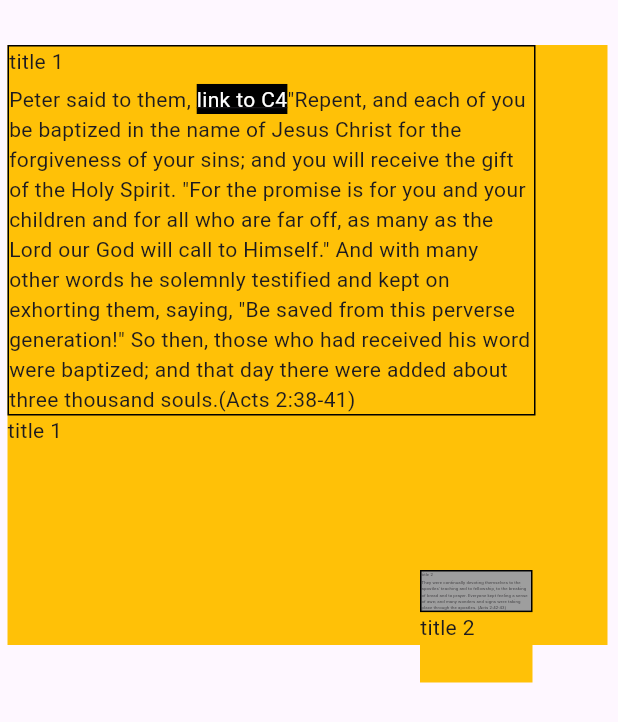
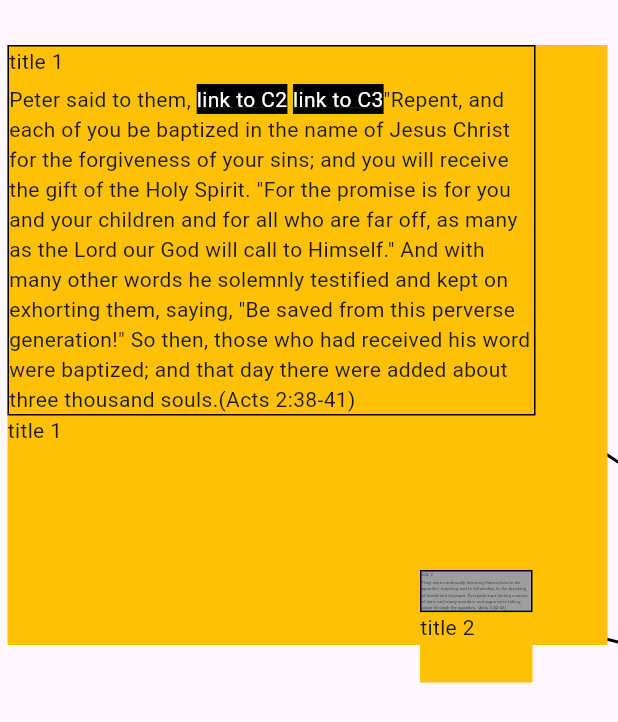
Before and after one commit to richard-hyperbook/testi, a Flutter app: the screen it shows after launch, on a phone screen of 412 x 824 dp. Shown: the top 722 px of the screen. Run offline on Flutter 3.47's test engine with Material 3 defaults, Android fonts, the phone set to English and light mode, and no system bars; our stand-ins replace auto_size_text, flutter_widget_from_html, font_awesome_flutter; missing offline and left inert: arrow_pad, number_inc_dec.

```diff
--- a/lib/draw_map.dart
+++ b/lib/draw_map.dart
@@ -56,31 +56,49 @@
   double? xCoord;
   double? yCoord;
   DocumentReference? reference;
+  int? readStateIndex;
   Chapter({
     required this.title,
     required this.body,
     required this.xCoord,
     required this.yCoord,
     required this.reference,
+    required this.readStateIndex,
   });
 }
+
+
 
 List<Chapter> currentChapterList = [
   Chapter(
     title: 'title 1',
-    body: 'Peter said to them, <a href="#2" target="_blank" style="background-color:black;color:white;padding:2px;border:2px solid grey;border-radius:5px">link to C4</a>"Repent, and each of you be baptized in the name of Jesus Christ for the forgiveness of your sins; and you will receive the gift of the Holy Spirit. "For the promise is for you and your children and for all who are far off, as many as the Lord our God will call to Himself." And with many other words he solemnly testified and kept on exhorting them, saying, "Be saved from this perverse generation!" So then, those who had received his word were baptized; and that day there were added about three thousand souls.(Acts 2:38-41)',
+    body:
+    'Peter said to them, <a href="#2" target="_blank" style="background-color:black;color:white;padding:2px;border:2px solid grey;border-radius:5px">link to C2</a>  <a href="#3" target="_blank" style="background-color:black;color:white;padding:2px;border:2px solid grey;border-radius:5px">link to C3</a>"Repent, and each of you be baptized in the name of Jesus Christ for the forgiveness of your sins; and you will receive the gift of the Holy Spirit. "For the promise is for you and your children and for all who are far off, as many as the Lord our God will call to Himself." And with many other words he solemnly testified and kept on exhorting them, saying, "Be saved from this perverse generation!" So then, those who had received his word were baptized; and that day there were added about three thousand souls.(Acts 2:38-41)',
     xCoord: 25.0,
     yCoord: 50.0,
     reference: DocumentReference(path: '1'),
+    readStateIndex: kNotVisitedIndex,
   ),
   Chapter(
     title: 'title 2',
-    body: "They were continually devoting themselves to the apostles' teaching and to fellowship, to the breaking of bread and to prayer. Everyone kept feeling a sense of awe; and many wonders and signs were taking place through the apostles. (Acts 2:42-43)",
+    body:
+    "They were continually devoting themselves to the apostles' teaching and to fellowship, to the breaking of bread and to prayer. Everyone kept feeling a sense of awe; and many wonders and signs were taking place through the apostles. (Acts 2:42-43)",
     xCoord: 300.0,
     yCoord: 400.0,
     reference: DocumentReference(path: '2'),
+    readStateIndex: kNotVisitedIndex,
+  ),
+  Chapter(
+    title: 'title 3',
+    body:
+    '<a href="#2">XXX</a>They were continually devoting themselves to the apostles teaching and to fellowship, to the breaking of bread and to prayer. Everyone kept feeling a sense of awe; and many wonders and signs were taking place through the apostles. (Acts 2:42-43)',
+    xCoord: 700.0,
+    yCoord: 500.0,
+    reference: DocumentReference(path: '3'),
+    readStateIndex: kNotVisitedIndex,
   ),
 ];
+
 
 class DrawMap extends StatefulWidget {
   const DrawMap({
@@ -91,6 +109,7 @@
     this.hyperbook,
     this.isIntroductionMap,
     this.hyperbookTitle,
+
   });
 
   final double? width;
@@ -99,6 +118,7 @@
   final DocumentReference? hyperbook;
   final bool? isIntroductionMap;
   final String? hyperbookTitle;
+
 
   @override
   _DrawMapState createState() => _DrawMapState();
@@ -147,6 +167,31 @@
 const double kDefaultNodeWidth = 350;
 const double kXFocus = 100;
 const double kYFocus = 100;
+
+const int kNotVisitedIndex = 0;
+const int kVisitedIndex = 1;
+const int kPartiallyReadIndex = 2;
+const int kFullyReadIndex = 3;
+const int kHighlightedIndex = 4;
+const int kDepredciatedIndex = 5;
+const String kNotVisitedString = 'Not visited';
+const String kVisitedString = 'Visited';
+const String kPartiallyReadString = 'Partially read';
+const String kFullyReadString = 'Fully Read';
+const String kHighlightedString = 'Highlighted';
+const String kDepredciatedString = 'Depreciated';
+const String kAwaitingApprovalString = 'Awaiting approval';
+
+const kStandardDuration = Duration(milliseconds: 500);
+
+final List<Color> readStateColors = [
+  Color.lerp(Colors.grey, Colors.white, 0.9)!,
+  Color.lerp(Colors.green, Colors.white, 0.75)!,
+  Colors.lightBlue,
+  Colors.blue,
+  Colors.amber,
+  Colors.brown,
+];
 
 
 double nodeSize = 40;
@@ -398,6 +443,17 @@
     // if (connectedUserIndex == null) {
     //   return Center(child: Text('Hyperbook map not available'));
     // }
+    List<Widget> builtItems = _buildItems();
+    int expandedItemIndex = 0;
+    for (int i = 0; i < items!.length; i++) {
+      if (items![i].chapterReference!.path == chapterClicked!.path) {
+        expandedItemIndex = i;
+        break;
+      }
+    }
+    Widget tempItem = builtItems[expandedItemIndex];
+    builtItems[expandedItemIndex] = builtItems.last;
+    builtItems.last = tempItem;
     return Scaffold(
       body: SizedBox(
         height: 500,
```
